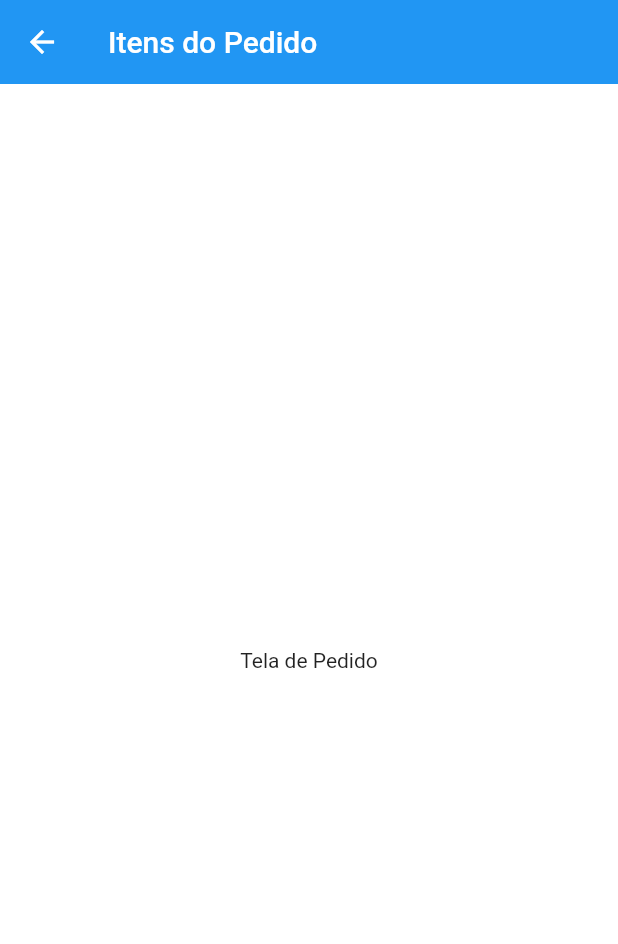
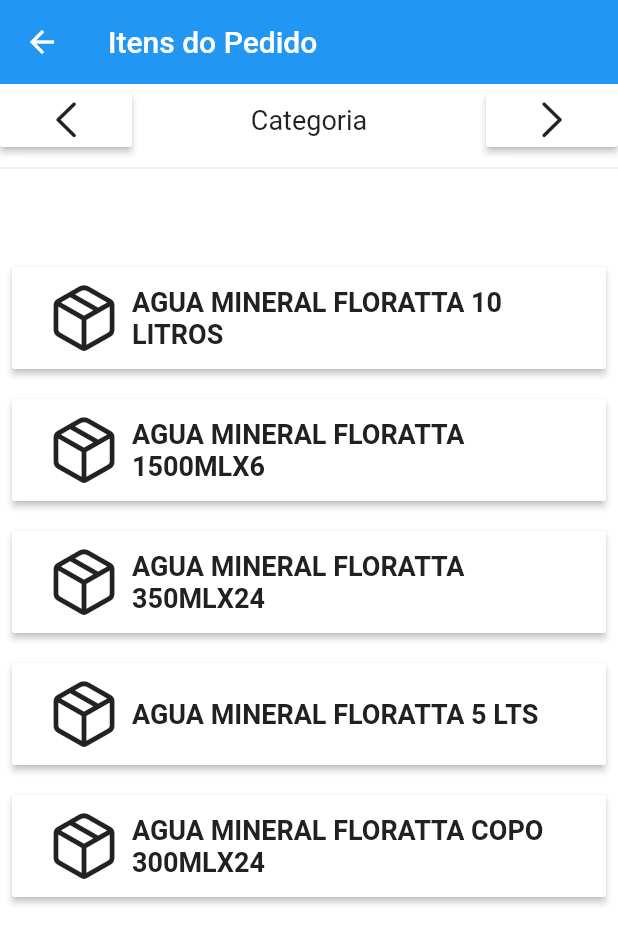
Before and after one commit to boginni/YK-Vendas-Prototype2, a Flutter app: the TelaItensPedido screen opened by its route, on a phone screen of 412 x 824 dp. Shown: the top 944 px of the screen. Run offline on Flutter 3.47's test engine with Material 2 defaults, Android fonts, the phone set to English and light mode, and no system bars; our stand-ins replace cloud_firestore, firebase_auth, firebase_core; accounts and stored records are empty.

Commit message:
Itens pedido

```diff
--- a/lib/main.dart
+++ b/lib/main.dart
@@ -3,6 +3,7 @@ import 'package:firebase_core/firebase_core.dart';
 import 'package:flutter/material.dart';
 import 'package:loja_virtual/screens/base/base_screen.dart';
 import 'package:loja_virtual/screens/tela%20principal/tela_pedido/tela_dados_da_entrega.dart';
+import 'package:loja_virtual/screens/tela%20principal/tela_pedido/tela_item_do_pedido.dart';
 import 'package:loja_virtual/screens/tela%20principal/tela_pedido/tela_itens_do_pedido.dart';
 import 'package:loja_virtual/screens/tela%20principal/tela_pedido/tela_tabela_de_preco.dart';
 import 'package:loja_virtual/screens/tela%20principal/tela_pedido/tela_totais_do_pedido.dart';
@@ -99,6 +100,8 @@ class MyApp extends StatelessWidget {
                 return MaterialPageRoute(builder: (_) => TelaTabelaPreco());
               case '/visitaRealizada':
                 return MaterialPageRoute(builder: (_) => TelaVisitaRealizada());
+              case '/telaItemPedido':
+                return MaterialPageRoute(builder: (_) => TelaItemPedido());
               case '/base':
               default:
                 return MaterialPageRoute(builder: (_) => BaseScreen());
--- a/lib/screens/tela principal/tela_pedido/tela_itens_do_pedido.dart
+++ b/lib/screens/tela principal/tela_pedido/tela_itens_do_pedido.dart
@@ -1,4 +1,6 @@
+import 'package:flutter/cupertino.dart';
 import 'package:flutter/material.dart';
+import 'package:loja_virtual/common/tiles/default_tiles.dart';
 
 class TelaItensPedido extends StatelessWidget {
   @override
@@ -14,8 +16,83 @@ class TelaItensPedido extends StatelessWidget {
       ),
       backgroundColor: Colors.white,
       body: Container(
-        child: Center(
-          child: Text('Tela de Pedido'),
+        child: ListView(
+          children: [
+            Row(
+              mainAxisAlignment: MainAxisAlignment.spaceBetween,
+              // crossAxisAlignment: CrossAxisAlignment.stretch,
+              children: [
+                Align(
+                  alignment: Alignment.centerLeft,
+                  child: RaisedButton(
+                    onPressed: () {},
+                    color: Colors.white,
+                    child: Center(
+                        child: Icon(
+                      CupertinoIcons.left_chevron,
+                      size: 32,
+                    )),
+                  ),
+                ),
+                Align(
+                  alignment: Alignment.center,
+                  child: Text(
+                    'Categoria',
+                    style: TextStyle(fontSize: 18),
+                  ),
+                ),
+                Align(
+                  alignment: Alignment.centerRight,
+                  child: RaisedButton(
+                    color: Colors.white,
+                    onPressed: () {},
+                    child: Center(
+                        child: Icon(
+                      CupertinoIcons.right_chevron,
+                      size: 32,
+                    )),
+                  ),
+                ),
+              ],
+            ),
+            Divider(),
+            SizedBox(height: 48,),
+            TileButton(
+              icon: CupertinoIcons.cube_box,
+              title: 'AGUA MINERAL FLORATTA 10 LITROS',
+              onPressMethod: () {
+                Navigator.of(context).pushNamed('/telaItemPedido');
+              },
+            ),
+            TileButton(
+              icon: CupertinoIcons.cube_box,
+              title: 'AGUA MINERAL FLORATTA 1500MLX6',
+              onPressMethod: () {
+                Navigator.of(context).pushNamed('/telaItemPedido');
+              },
+            ),
+            TileButton(
+              icon: CupertinoIcons.cube_box,
+              title: 'AGUA MINERAL FLORATTA 350MLX24',
+              onPressMethod: () {
+                Navigator.of(context).pushNamed('/telaItemPedido');
+              },
+            ),
+            TileButton(
+              icon: CupertinoIcons.cube_box,
+              title: 'AGUA MINERAL FLORATTA 5 LTS',
+              onPressMethod: () {
+                Navigator.of(context).pushNamed('/telaItemPedido');
+              },
+            ),
+            TileButton(
+              icon: CupertinoIcons.cube_box,
+              title: 'AGUA MINERAL FLORATTA COPO 300MLX24',
+              onPressMethod: () {
+                Navigator.of(context).pushNamed('/telaItemPedido');
+              },
+            ),
+          ],
         ),
       ),
     );
```
Also changed, not shown: lib/screens/tela principal/tela_pedido/tela_item_do_pedido.dart (added, +45 -0 lines).
